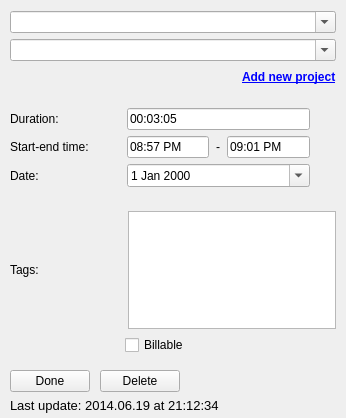
Before: the Qt Designer form src/ui/linux/TogglDesktop/timeentryeditorwidget.ui in toggl-open-source/toggldesktop, drawn with Qt 5.
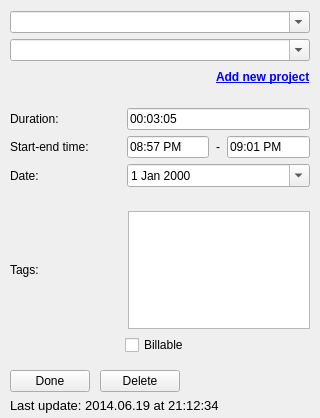
After: the same form once the commit is applied.

Commit message: Rename buttons

Diff of the .ui file:
```diff
--- a/src/ui/linux/TogglDesktop/timeentryeditorwidget.ui
+++ b/src/ui/linux/TogglDesktop/timeentryeditorwidget.ui
@@ -6,7 +6,7 @@
    <rect>
     <x>0</x>
     <y>0</y>
-    <width>346</width>
+    <width>320</width>
     <height>418</height>
    </rect>
   </property>
```
Left out of the diff: 8 changed lines with no effect on the pictures.
